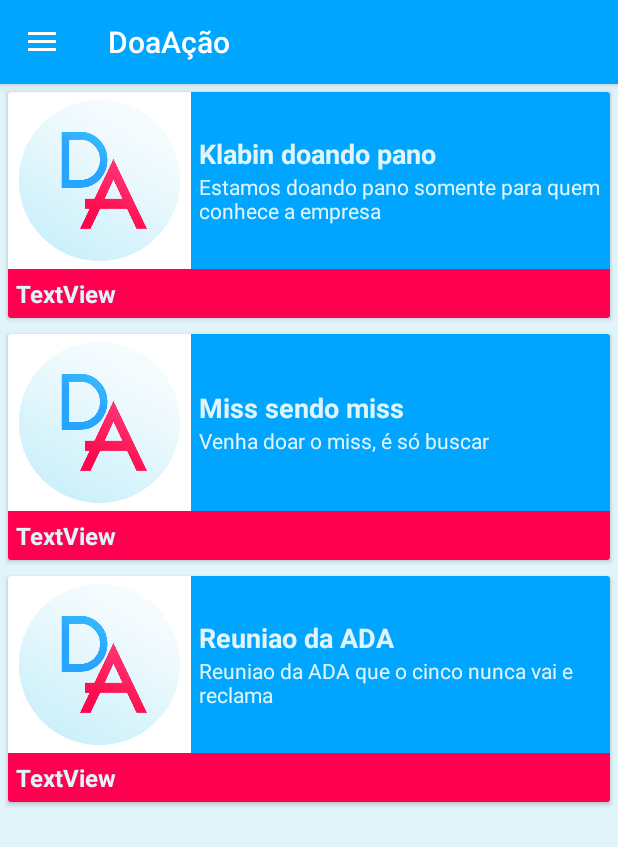
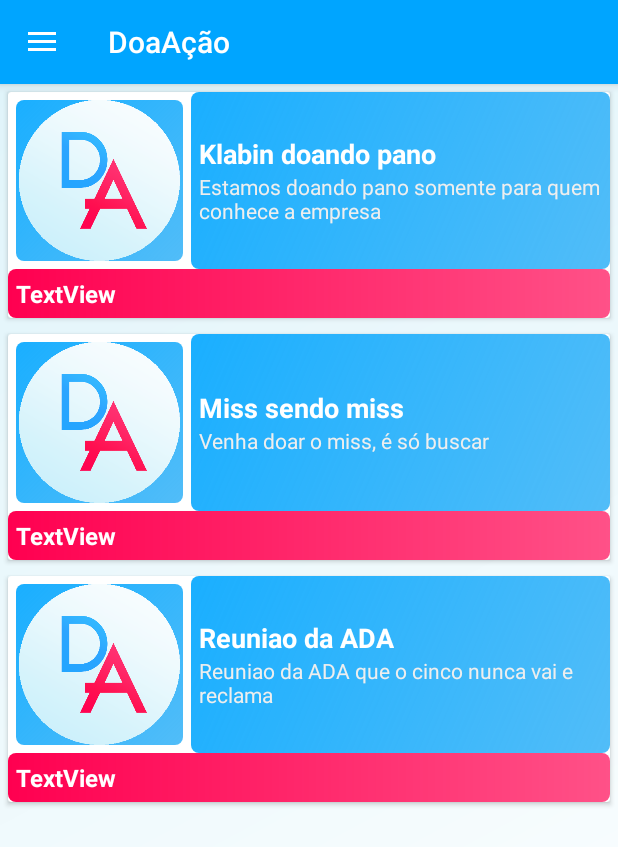
Before and after one commit to tabembota/doacao-app, an Android app: the screen it shows after launch once a user with an empty profile is signed in (ListaDoacoesActivity), on a phone screen of 412 x 824 dp. Shown: the top 847 px of the screen. Run offline under Robolectric (Android 15) with nearby library versions, the phone set to English and light mode, and no system bars; our stand-ins replace Firebase (no records; nobody signed in at launch, a user with empty details on screens opened directly).

Commit message:
arrumando
Signed-off-by: LuzMurilo <murilo.stucki@gmail.com>

```diff
--- /dev/null
+++ b/app/src/main/res/drawable/fundo_claro.xml
@@ -0,0 +1,8 @@
+<shape xmlns:android="http://schemas.android.com/apk/res/android"
+    android:shape="rectangle">
+    <gradient
+        android:angle="135"
+        android:endColor="#E0F4FA"
+        android:startColor="#FFFFFF"
+        android:type="linear" />
+</shape>
--- /dev/null
+++ b/app/src/main/res/drawable/fundo_tipo_doacao.xml
@@ -0,0 +1,11 @@
+<?xml version="1.0" encoding="utf-8"?>
+<shape xmlns:android="http://schemas.android.com/apk/res/android"
+    android:shape="rectangle">
+    <gradient
+        android:startColor="#AEFF0050"
+        android:endColor= "@color/colorAccent"
+        android:angle="180"/>
+    <corners android:radius="5dp"/>
+
+
+</shape>
--- /dev/null
+++ b/app/src/main/res/drawable/fundo_titulo_doacao.xml
@@ -0,0 +1,11 @@
+<?xml version="1.0" encoding="utf-8"?>
+<shape xmlns:android="http://schemas.android.com/apk/res/android"
+    android:shape="rectangle">
+    <gradient
+        android:startColor="#AE009EF5"
+        android:endColor= "#1AAFFF"
+        android:angle="135"/>
+    <corners android:radius="5dp"/>
+
+
+</shape>
--- a/app/src/main/res/layout/activity_cadastro.xml
+++ b/app/src/main/res/layout/activity_cadastro.xml
@@ -4,7 +4,7 @@
     xmlns:tools="http://schemas.android.com/tools"
     android:layout_width="match_parent"
     android:layout_height="match_parent"
-    android:background="@color/colorPrimary"
+    android:background="@drawable/fundo_claro"
     tools:context=".activity.CadastroActivity">
 
     <android.support.design.widget.TextInputLayout
@@ -97,10 +97,10 @@
         android:layout_marginStart="32dp"
         android:layout_marginTop="128dp"
         android:layout_marginEnd="32dp"
-        android:backgroundTint="@color/colorPrimaryDark"
+        android:backgroundTint="@color/colorPrimary"
         android:onClick="cadastrarUsuario"
         android:text="Cadastrar"
-        android:textColor="@color/colorPrimary"
+        android:textColor="@android:color/background_light"
         app:layout_constraintBottom_toBottomOf="parent"
         app:layout_constraintEnd_toEndOf="parent"
         app:layout_constraintHorizontal_bias="0.5"
--- a/app/src/main/res/layout/activity_login.xml
+++ b/app/src/main/res/layout/activity_login.xml
@@ -4,7 +4,7 @@
     xmlns:tools="http://schemas.android.com/tools"
     android:layout_width="match_parent"
     android:layout_height="match_parent"
-    android:background="@color/colorPrimary"
+    android:background="@drawable/fundo_claro"
     tools:context=".activity.LoginActivity">
 
     <ImageView
@@ -82,10 +82,10 @@
         android:layout_height="wrap_content"
         android:layout_marginStart="8dp"
         android:layout_marginEnd="8dp"
-        android:backgroundTint="@color/colorPrimaryDark"
+        android:backgroundTint="@color/colorPrimary"
         android:onClick="login"
         android:text="Entrar"
-        android:textColor="@color/colorPrimary"
+        android:textColor="@android:color/background_light"
         app:layout_constraintBottom_toTopOf="@+id/button3"
         app:layout_constraintEnd_toEndOf="parent"
         app:layout_constraintHorizontal_bias="0.5"
@@ -98,10 +98,10 @@
         android:layout_height="wrap_content"
         android:layout_marginStart="8dp"
         android:layout_marginEnd="8dp"
-        android:backgroundTint="@color/colorPrimaryDark"
+        android:backgroundTint="@color/colorPrimary"
         android:onClick="cadastrar"
         android:text="Cadastre-se"
-        android:textColor="@color/colorPrimary"
+        android:textColor="@android:color/background_light"
         app:layout_constraintBottom_toBottomOf="parent"
         app:layout_constraintEnd_toEndOf="parent"
         app:layout_constraintHorizontal_bias="0.5"
--- a/app/src/main/res/layout/app_bar_main.xml
+++ b/app/src/main/res/layout/app_bar_main.xml
@@ -15,7 +15,7 @@
             android:id="@+id/toolbar"
             android:layout_width="match_parent"
             android:layout_height="?attr/actionBarSize"
-            android:background="@color/colorPrimaryDark"
+            android:background="@color/colorPrimary"
             app:popupTheme="@style/AppTheme.PopupOverlay" />
 
     </android.support.design.widget.AppBarLayout>
--- a/app/src/main/res/layout/content_doacao.xml
+++ b/app/src/main/res/layout/content_doacao.xml
@@ -11,6 +11,7 @@
     <LinearLayout
         android:layout_width="match_parent"
         android:layout_height="match_parent"
+        android:background="@drawable/fundo_claro"
         android:orientation="vertical">
 
         <LinearLayout
@@ -67,6 +68,7 @@
             android:layout_height="wrap_content"
             android:layout_margin="8dp"
             android:text="Jorge Caron" />
+
         <TextView
             android:layout_width="match_parent"
             android:layout_height="wrap_content"
@@ -81,6 +83,7 @@
             android:layout_height="wrap_content"
             android:layout_margin="8dp"
             android:text="18/04/2019" />
+
         <TextView
             android:layout_width="match_parent"
             android:layout_height="wrap_content"
--- a/app/src/main/res/layout/content_main.xml
+++ b/app/src/main/res/layout/content_main.xml
@@ -12,7 +12,7 @@
         android:id="@+id/frameLayoutMain"
         android:layout_width="match_parent"
         android:layout_height="match_parent"
-        android:background="@color/colorPrimary"
+        android:background="@drawable/fundo_claro"
         app:layout_constraintBottom_toBottomOf="parent"
         app:layout_constraintEnd_toEndOf="parent"
         app:layout_constraintHorizontal_bias="0.0"
--- a/app/src/main/res/layout/fragment_principal.xml
+++ b/app/src/main/res/layout/fragment_principal.xml
@@ -9,5 +9,5 @@
         android:id="@+id/recyclerViewListaDoacoes"
         android:layout_width="match_parent"
         android:layout_height="match_parent"
-        android:background="@color/colorPrimary" />
+        android:background="@drawable/fundo_claro" />
 </FrameLayout>
--- a/app/src/main/res/layout/fragment_salvos.xml
+++ b/app/src/main/res/layout/fragment_salvos.xml
@@ -9,7 +9,7 @@
     <TextView
         android:layout_width="match_parent"
         android:layout_height="match_parent"
-        android:background="@color/colorPrimary"
+        android:background="@drawable/fundo_claro"
         android:gravity="center"
         android:text="vaitomanucu" />
 
--- a/app/src/main/res/layout/layout_adapter_doacao.xml
+++ b/app/src/main/res/layout/layout_adapter_doacao.xml
@@ -21,12 +21,13 @@
                 android:layout_width="111dp"
                 android:layout_height="107dp"
                 android:layout_margin="5dp"
+                android:background="@drawable/fundo_titulo_doacao"
                 app:srcCompat="@mipmap/logo" />
 
             <LinearLayout
                 android:layout_width="match_parent"
                 android:layout_height="match_parent"
-                android:background="@color/colorPrimaryDark"
+                android:background="@drawable/fundo_titulo_doacao"
                 android:gravity="center_vertical"
                 android:orientation="vertical"
                 android:padding="5dp">
@@ -36,7 +37,7 @@
                     android:layout_width="wrap_content"
                     android:layout_height="wrap_content"
                     android:text="TextView"
-                    android:textColor="@color/colorPrimary"
+                    android:textColor="@color/common_google_signin_btn_text_dark_default"
                     android:textSize="18sp"
                     android:textStyle="bold" />
 
@@ -45,7 +46,7 @@
                     android:layout_width="wrap_content"
                     android:layout_height="wrap_content"
                     android:text="TextView"
-                    android:textColor="@color/colorPrimary" />
+                    android:textColor="#EEEEEE" />
             </LinearLayout>
 
         </LinearLayout>
@@ -54,10 +55,10 @@
             android:id="@+id/textoData"
             android:layout_width="match_parent"
             android:layout_height="wrap_content"
-            android:background="@color/colorAccent"
+            android:background="@drawable/fundo_tipo_doacao"
             android:padding="5dp"
             android:text="TextView"
-            android:textColor="@color/colorPrimary"
+            android:textColor="@android:color/background_light"
             android:textSize="16sp"
             android:textStyle="bold" />
 
--- a/app/src/main/res/layout/nav_header_main.xml
+++ b/app/src/main/res/layout/nav_header_main.xml
@@ -3,7 +3,7 @@
     xmlns:app="http://schemas.android.com/apk/res-auto"
     android:layout_width="match_parent"
     android:layout_height="@dimen/nav_header_height"
-    android:background="@color/colorPrimaryDark"
+    android:background="@color/colorPrimary"
     android:gravity="bottom"
     android:orientation="vertical"
     android:paddingLeft="@dimen/activity_horizontal_margin"
--- a/app/src/main/res/values/colors.xml
+++ b/app/src/main/res/values/colors.xml
@@ -1,6 +1,6 @@
 <?xml version="1.0" encoding="utf-8"?>
 <resources>
-    <color name="colorPrimary">#E0F4FA</color>
-    <color name="colorPrimaryDark">#00A5FF</color>
+    <color name="colorPrimary">#00A5FF</color>
+    <color name="colorPrimaryDark">#006DA7</color>
     <color name="colorAccent">#FF0050</color>
 </resources>
```
